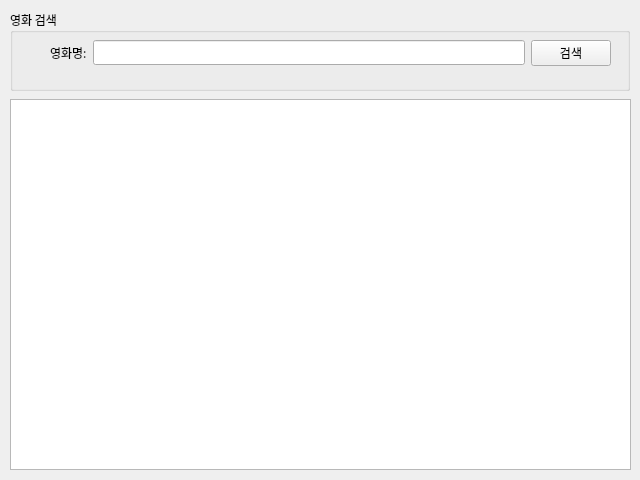
This is part1/studyPyQt/naverApiMovie.ui in KOOJAIN/miniprojects as Qt 5 draws it before an edit. The edited form follows.
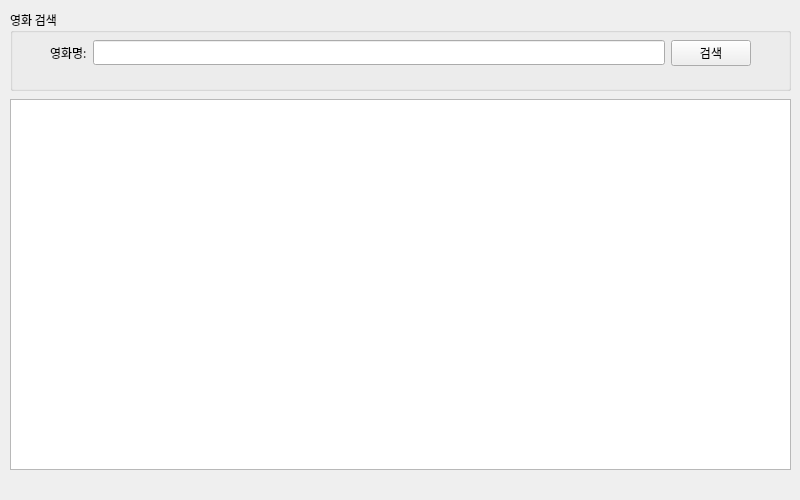
This is the edited form.

What changed in the file:
```diff
--- a/part1/studyPyQt/naverApiMovie.ui
+++ b/part1/studyPyQt/naverApiMovie.ui
@@ -9,8 +9,8 @@
    <rect>
     <x>0</x>
     <y>0</y>
-    <width>640</width>
-    <height>480</height>
+    <width>800</width>
+    <height>500</height>
    </rect>
   </property>
   <property name="sizePolicy">
@@ -21,14 +21,14 @@
   </property>
   <property name="minimumSize">
    <size>
-    <width>640</width>
-    <height>480</height>
+    <width>800</width>
+    <height>500</height>
    </size>
   </property>
   <property name="maximumSize">
    <size>
-    <width>640</width>
-    <height>480</height>
+    <width>800</width>
+    <height>500</height>
    </size>
   </property>
   <property name="font">
@@ -44,7 +44,7 @@
     <rect>
      <x>10</x>
      <y>10</y>
-     <width>620</width>
+     <width>781</width>
      <height>81</height>
     </rect>
    </property>
@@ -64,7 +64,7 @@
         <rect>
          <x>40</x>
          <y>30</y>
-         <width>561</width>
+         <width>701</width>
          <height>26</height>
         </rect>
        </property>
@@ -113,7 +113,7 @@
     <rect>
      <x>10</x>
      <y>99</y>
-     <width>621</width>
+     <width>781</width>
      <height>371</height>
     </rect>
    </property>
```
